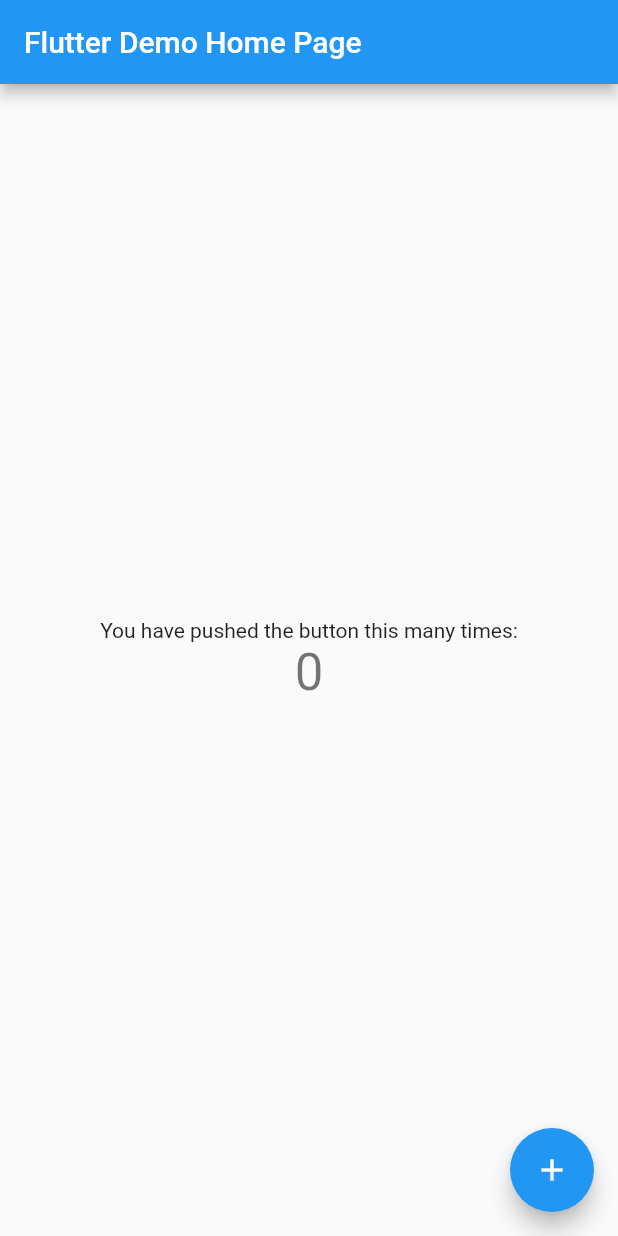
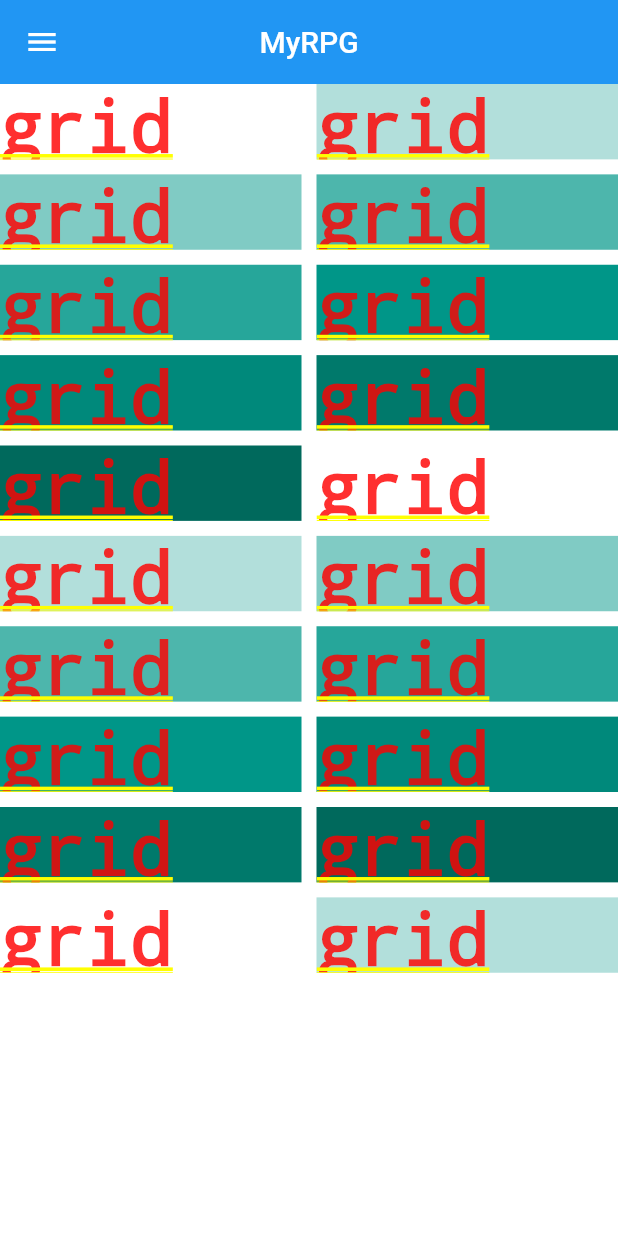
Before and after one commit to BrayanMota/Unitins-MyRPG, a Flutter app: the screen it shows after launch, on a phone screen of 412 x 824 dp. Run offline on Flutter 3.47's test engine with Material 2 defaults, Android fonts, the phone set to English and light mode, and no system bars.

Commit message:
iniciando a modularização dos arquivos

```diff
--- /dev/null
+++ b/lib/home_page.dart
@@ -0,0 +1,47 @@
+import 'package:flutter/material.dart';
+
+class HomePage extends StatefulWidget {
+  const HomePage({Key? key}) : super(key: key);
+
+  @override
+  State<HomePage> createState() => _HomePageState();
+}
+
+class _HomePageState extends State<HomePage> {
+  @override
+  Widget build(BuildContext context) {
+    return CustomScrollView(
+      slivers: [
+        SliverAppBar(
+          title: const Text('MyRPG'),
+          pinned: true,
+          floating: true,
+          expandedHeight: 50,
+          centerTitle: true,
+          leading: IconButton(
+            icon: Icon(Icons.menu),
+            onPressed: () {},
+          ),
+        ),
+        SliverGrid(
+          gridDelegate: SliverGridDelegateWithMaxCrossAxisExtent(
+            maxCrossAxisExtent: 200,
+            mainAxisSpacing: 10,
+            crossAxisSpacing: 10,
+            childAspectRatio: 4,
+          ),
+          delegate: SliverChildBuilderDelegate(
+            (BuildContext context, int index) {
+              return Container(
+                alignment: Alignment.center,
+                color: Colors.teal[100 * (index % 9)],
+                child: Text('grid item $index'),
+              );
+            },
+            childCount: 20,
+          ),
+        )
+      ],
+    );
+  }
+}
--- a/lib/main.dart
+++ b/lib/main.dart
@@ -1,4 +1,6 @@
 import 'package:flutter/material.dart';
+
+import 'package:my_rpg/home_page.dart';
 
 void main() {
   runApp(const MyApp());
@@ -7,109 +9,14 @@
 class MyApp extends StatelessWidget {
   const MyApp({Key? key}) : super(key: key);
 
-  // This widget is the root of your application.
   @override
   Widget build(BuildContext context) {
     return MaterialApp(
-      title: 'Flutter Demo',
       theme: ThemeData(
-        // This is the theme of your application.
-        //
-        // Try running your application with "flutter run". You'll see the
-        // application has a blue toolbar. Then, without quitting the app, try
-        // changing the primarySwatch below to Colors.green and then invoke
-        // "hot reload" (press "r" in the console where you ran "flutter run",
-        // or simply save your changes to "hot reload" in a Flutter IDE).
-        // Notice that the counter didn't reset back to zero; the application
-        // is not restarted.
         primarySwatch: Colors.blue,
+        visualDensity: VisualDensity.adaptivePlatformDensity,
       ),
-      home: const MyHomePage(title: 'Flutter Demo Home Page'),
+      home: const HomePage(),
     );
   }
 }
-
-class MyHomePage extends StatefulWidget {
-  const MyHomePage({Key? key, required this.title}) : super(key: key);
-
-  // This widget is the home page of your application. It is stateful, meaning
-  // that it has a State object (defined below) that contains fields that affect
-  // how it looks.
-
-  // This class is the configuration for the state. It holds the values (in this
-  // case the title) provided by the parent (in this case the App widget) and
-  // used by the build method of the State. Fields in a Widget subclass are
-  // always marked "final".
-
-  final String title;
-
-  @override
-  State<MyHomePage> createState() => _MyHomePageState();
-}
-
-class _MyHomePageState extends State<MyHomePage> {
-  int _counter = 0;
-
-  void _incrementCounter() {
-    setState(() {
-      // This call to setState tells the Flutter framework that something has
-      // changed in this State, which causes it to rerun the build method below
-      // so that the display can reflect the updated values. If we changed
-      // _counter without calling setState(), then the build method would not be
-      // called again, and so nothing would appear to happen.
-      _counter++;
-    });
-  }
-
-  @override
-  Widget build(BuildContext context) {
-    // This method is rerun every time setState is called, for instance as done
-    // by the _incrementCounter method above.
-    //
-    // The Flutter framework has been optimized to make rerunning build methods
-    // fast, so that you can just rebuild anything that needs updating rather
-    // than having to individually change instances of widgets.
-    return Scaffold(
-      appBar: AppBar(
-        // Here we take the value from the MyHomePage object that was created by
-        // the App.build method, and use it to set our appbar title.
-        title: Text(widget.title),
-      ),
-      body: Center(
-        // Center is a layout widget. It takes a single child and positions it
-        // in the middle of the parent.
-        child: Column(
-          // Column is also a layout widget. It takes a list of children and
-          // arranges them vertically. By default, it sizes itself to fit its
-          // children horizontally, and tries to be as tall as its parent.
-          //
-          // Invoke "debug painting" (press "p" in the console, choose the
-          // "Toggle Debug Paint" action from the Flutter Inspector in Android
-          // Studio, or the "Toggle Debug Paint" command in Visual Studio Code)
-          // to see the wireframe for each widget.
-          //
-          // Column has various properties to control how it sizes itself and
-          // how it positions its children. Here we use mainAxisAlignment to
-          // center the children vertically; the main axis here is the vertical
-          // axis because Columns are vertical (the cross axis would be
-          // horizontal).
-          mainAxisAlignment: MainAxisAlignment.center,
-          children: <Widget>[
-            const Text(
-              'You have pushed the button this many times:',
-            ),
-            Text(
-              '$_counter',
-              style: Theme.of(context).textTheme.headline4,
-            ),
-          ],
-        ),
-      ),
-      floatingActionButton: FloatingActionButton(
-        onPressed: _incrementCounter,
-        tooltip: 'Increment',
-        child: const Icon(Icons.add),
-      ), // This trailing comma makes auto-formatting nicer for build methods.
-    );
-  }
-}
```
Also changed, not shown: lib/auth/views/signin.dart (added), lib/auth/views/signup.dart (added), lib/user/user_models.dart (added), 1 other file.
